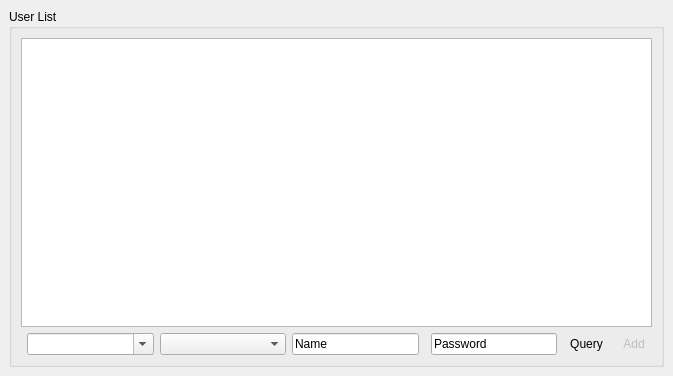
Above: APP/src/plugins/usermanager/usermanagermainwindow.ui from RallyWRT/qtapplications before the change. Below: the same form after it.
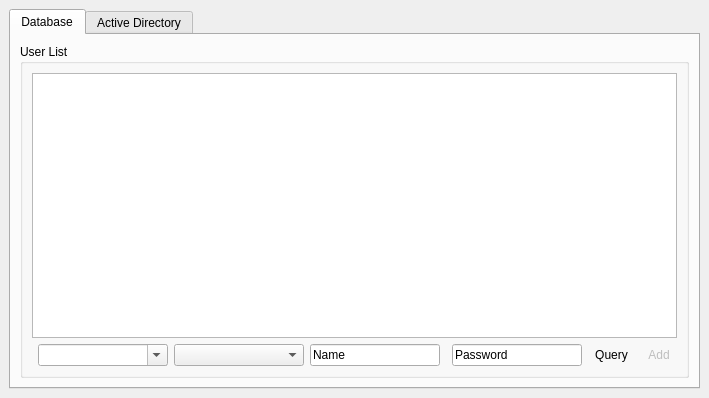
That is the form after the change. Icons and pictures are not drawn. Custom widgets are drawn as their Qt base class.

The edit to the form file:
```diff
--- a/APP/src/plugins/usermanager/usermanagermainwindow.ui
+++ b/APP/src/plugins/usermanager/usermanagermainwindow.ui
@@ -6,14 +6,24 @@
    <rect>
     <x>0</x>
     <y>0</y>
-    <width>673</width>
-    <height>376</height>
+    <width>709</width>
+    <height>398</height>
    </rect>
   </property>
   <property name="windowTitle">
    <string>User Manager</string>
   </property>
   <widget class="QWidget" name="centralwidget">
+   <layout class="QGridLayout" name="gridLayout_3">
+    <item row="0" column="0">
+     <widget class="QTabWidget" name="tabWidget">
+      <property name="currentIndex">
+       <number>0</number>
+      </property>
+      <widget class="QWidget" name="tabDB">
+       <attribute name="title">
+        <string>Database</string>
+       </attribute>
    <layout class="QGridLayout" name="gridLayout">
     <item row="0" column="0">
      <widget class="QGroupBox" name="userListGroupBox">
@@ -289,6 +299,15 @@
     </item>
    </layout>
   </widget>
+      <widget class="ADUserInfo" name="tabAD">
+       <attribute name="title">
+        <string>Active Directory</string>
+       </attribute>
+      </widget>
+     </widget>
+    </item>
+   </layout>
+  </widget>
   <action name="actionExport">
    <property name="enabled">
     <bool>false</bool>
@@ -342,6 +361,14 @@
    </property>
   </action>
  </widget>
+ <customwidgets>
+  <customwidget>
+   <class>ADUserInfo</class>
+   <extends>QWidget</extends>
+   <header>aduserinfo/aduserinfo.h</header>
+   <container>1</container>
+  </customwidget>
+ </customwidgets>
  <tabstops>
   <tabstop>userIDComboBox</tabstop>
   <tabstop>userDeptComboBox</tabstop>
```
Lines whose indentation alone changed are shown as unchanged.
